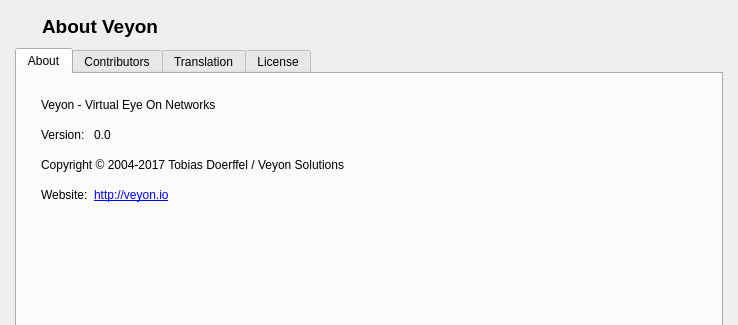
Old version of the form core/dialogs/AboutDialog.ui in the repository veyon/veyon; both pictures show x 0 to 738 and y 0 to 325 of the 738 by 500 pixel window.
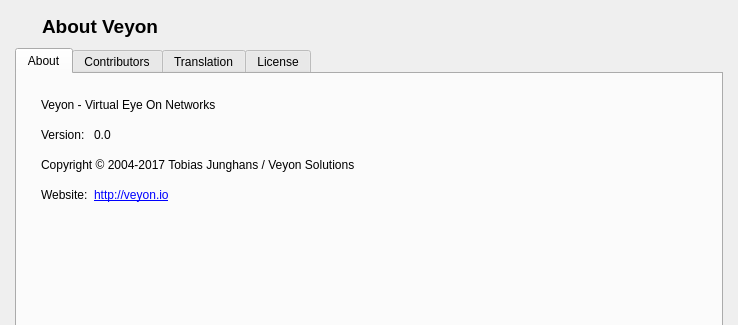
New version of the form. Icons and pictures are not drawn.

What changed in the file:
```diff
--- a/core/dialogs/AboutDialog.ui
+++ b/core/dialogs/AboutDialog.ui
@@ -152,7 +152,7 @@
        <item row="3" column="0" colspan="2">
         <widget class="QLabel" name="label_8">
          <property name="text">
-          <string>Copyright © 2004-2017 Tobias Doerffel / Veyon Solutions</string>
+          <string>Copyright © 2004-2017 Tobias Junghans / Veyon Solutions</string>
          </property>
         </widget>
        </item>
```
Left out of the diff: 2 changed lines with no effect on the pictures.
